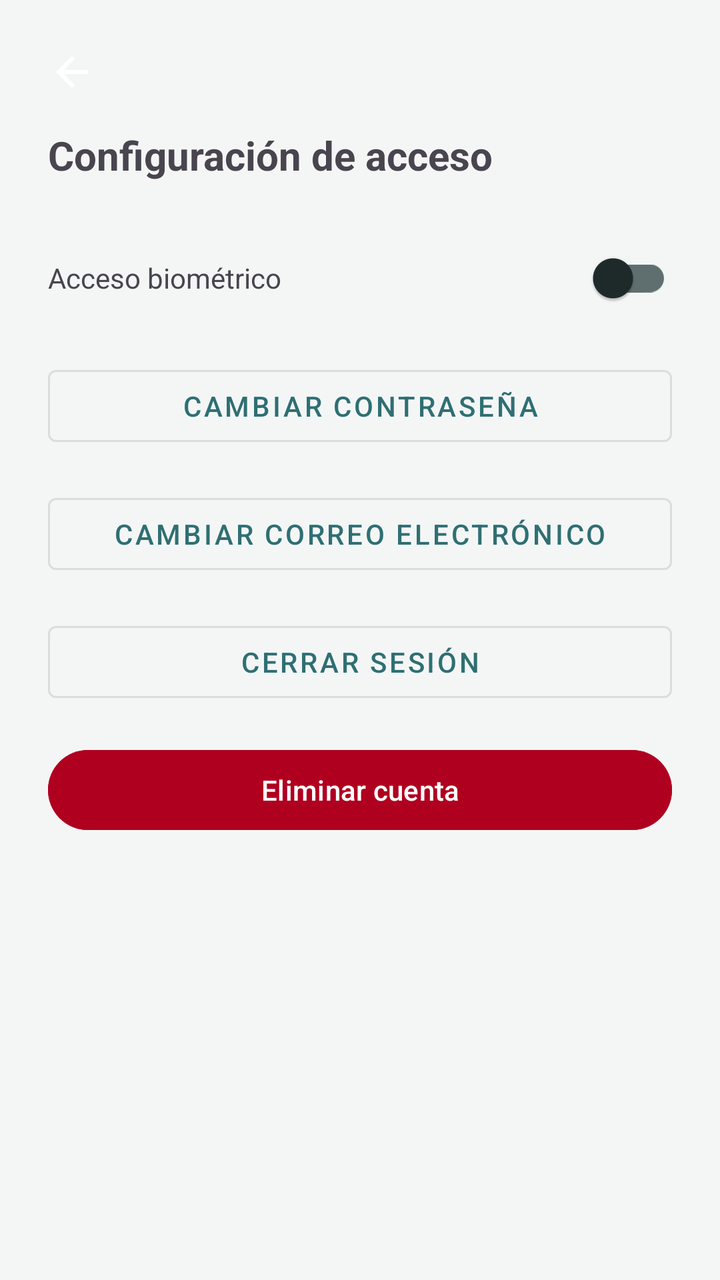
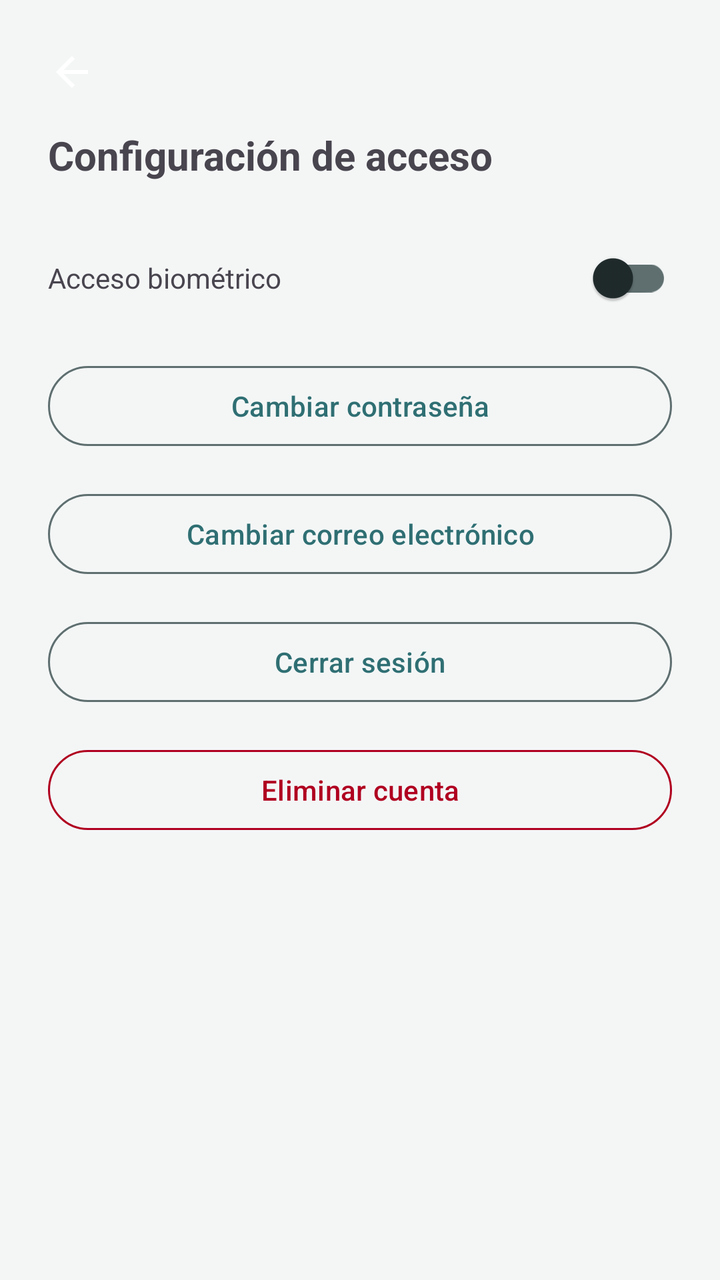

An Android layout rendered at two revisions. The XML below is the earlier revision; the diff shows what the commit changed to produce the second picture.
<!-- AndroidManifest.xml: application theme Theme.DA1ANDROIDNATIVE -->
<!-- res/layout/fragment_access_settings.xml -->
<?xml version="1.0" encoding="utf-8"?>
<FrameLayout xmlns:android="http://schemas.android.com/apk/res/android"
    xmlns:app="http://schemas.android.com/apk/res-auto"
    android:layout_width="match_parent"
    android:layout_height="match_parent">

    <LinearLayout
        android:layout_width="match_parent"
        android:layout_height="match_parent"
        android:orientation="vertical"
        android:padding="24dp">

        <ImageButton
            android:id="@+id/btnBack"
            android:layout_width="wrap_content"
            android:layout_height="wrap_content"
            android:src="@drawable/ic_arrow_back"
            android:background="?attr/selectableItemBackgroundBorderless"
            android:contentDescription="Volver" />

        <TextView
            android:layout_width="wrap_content"
            android:layout_height="wrap_content"
            android:text="Configuración de acceso"
            android:textSize="20sp"
            android:textStyle="bold"
            android:layout_marginTop="16dp"
            android:layout_marginBottom="24dp" />

        
        <LinearLayout
            android:layout_width="match_parent"
            android:layout_height="wrap_content"
            android:orientation="horizontal"
            android:gravity="center_vertical"
            android:layout_marginBottom="16dp">

            <TextView
                android:layout_width="0dp"
                android:layout_height="wrap_content"
                android:layout_weight="1"
                android:text="Acceso biométrico" />

            <com.google.android.material.switchmaterial.SwitchMaterial
                android:id="@+id/biometricSwitch"
                android:layout_width="wrap_content"
                android:layout_height="wrap_content" />
        </LinearLayout>

        
        <Button
            android:id="@+id/btnChangePassword"
            style="@style/Widget.MaterialComponents.Button.OutlinedButton"
            android:layout_width="match_parent"
            android:layout_height="wrap_content"
            android:text="Cambiar contraseña"
            android:layout_marginBottom="16dp" />

        
        <Button
            android:id="@+id/btnChangeEmail"
            style="@style/Widget.MaterialComponents.Button.OutlinedButton"
            android:layout_width="match_parent"
            android:layout_height="wrap_content"
            android:text="Cambiar correo electrónico"
            android:layout_marginBottom="16dp" />

        
        <Button
            android:id="@+id/btnLogout"
            style="@style/Widget.MaterialComponents.Button.OutlinedButton"
            android:layout_width="match_parent"
            android:layout_height="wrap_content"
            android:text="Cerrar sesión"
            android:layout_marginBottom="16dp" />

        
        <Button
            android:id="@+id/btnDeleteAccount"
            android:layout_width="match_parent"
            android:layout_height="wrap_content"
            android:text="Eliminar cuenta"
            android:backgroundTint="#B00020" />

    </LinearLayout>

    <com.google.android.material.progressindicator.LinearProgressIndicator
        android:id="@+id/progressIndicator"
        android:layout_width="match_parent"
        android:layout_height="wrap_content"
        android:layout_gravity="top"
        android:elevation="20dp"
        android:indeterminate="true"
        android:visibility="gone"
        app:indicatorColor="?attr/colorPrimary" />

</FrameLayout>
<!-- resources referenced by this layout -->
<resources>
  <!-- drawable ic_arrow_back (drawable) -->
  <?xml version="1.0" encoding="utf-8"?>
  <vector xmlns:android="http://schemas.android.com/apk/res/android"
      android:width="24dp"
      android:height="24dp"
      android:viewportWidth="24"
      android:viewportHeight="24">
      <path
          android:fillColor="#FFFFFFFF"
          android:pathData="M20,11L7.83,11l5.59,-5.59L12,4l-8,8 8,8 1.41,-1.41L7.83,13L20,13z" />
  </vector>
  <style name="Theme.DA1ANDROIDNATIVE" parent="Theme.Material3.Light.NoActionBar">
          <item name="colorPrimary">@color/teal_primary</item>
          <item name="colorPrimaryVariant">@color/teal_dark</item>
          <item name="colorOnPrimary">@color/white</item>
          <item name="colorPrimaryContainer">@color/white</item>
          <item name="colorOnPrimaryContainer">@color/teal_primary</item>
  
          <item name="colorSecondary">@color/teal_primary</item>
          <item name="colorSecondaryVariant">@color/white</item>
          <item name="colorOnSecondary">@color/white</item>
          <item name="colorSecondaryContainer">@color/white</item>
          <item name="colorOnSecondaryContainer">@color/text_primary</item>
  
          <item name="colorTertiary">@color/white</item>
          <item name="colorOnTertiary">@color/white</item>
          <item name="colorTertiaryContainer">@color/white</item>
          <item name="colorOnTertiaryContainer">@color/text_primary</item>
  
          <item name="colorSurface">@color/surface</item>
          <item name="colorOnSurface">@color/text_primary</item>
          <item name="colorSurfaceVariant">@color/white</item>
          <item name="colorOnSurfaceVariant">@color/text_secondary</item>
          <item name="colorSurfaceContainer">@color/white</item>
          <item name="colorSurfaceContainerHigh">@color/white</item>
          <item name="colorSurfaceContainerHighest">@color/white</item>
          <item name="colorSurfaceContainerLow">#FFF4F8F8</item>
          <item name="colorSurfaceContainerLowest">@color/surface</item>
  
          <item name="android:colorBackground">@color/background</item>
          <item name="colorOnBackground">@color/text_primary</item>
          <item name="android:statusBarColor">@color/teal_dark</item>
  
          <item name="colorOutline">@color/text_secondary</item>
          <item name="colorOutlineVariant">#FFD0DCDD</item>
      </style>
  <color name="teal_primary">#FF2F6F73</color>
  <color name="teal_dark">#FF255A5E</color>
  <color name="white">#FFFFFFFF</color>
  <color name="text_primary">#FF1F2A2B</color>
  <color name="surface">#FFFFFFFF</color>
  <color name="text_secondary">#FF5F6F70</color>
  <color name="background">#FFF4F6F6</color>
</resources>

<!-- the commit's change to res/layout/fragment_access_settings.xml (unified diff, before → after) -->
@@ -48,39 +48,41 @@
         </LinearLayout>
 
         
-        <Button
+        <com.google.android.material.button.MaterialButton
             android:id="@+id/btnChangePassword"
-            style="@style/Widget.MaterialComponents.Button.OutlinedButton"
+            style="@style/Widget.Material3.Button.OutlinedButton"
             android:layout_width="match_parent"
             android:layout_height="wrap_content"
             android:text="Cambiar contraseña"
             android:layout_marginBottom="16dp" />
 
         
-        <Button
+        <com.google.android.material.button.MaterialButton
             android:id="@+id/btnChangeEmail"
-            style="@style/Widget.MaterialComponents.Button.OutlinedButton"
+            style="@style/Widget.Material3.Button.OutlinedButton"
             android:layout_width="match_parent"
             android:layout_height="wrap_content"
             android:text="Cambiar correo electrónico"
             android:layout_marginBottom="16dp" />
 
         
-        <Button
+        <com.google.android.material.button.MaterialButton
             android:id="@+id/btnLogout"
-            style="@style/Widget.MaterialComponents.Button.OutlinedButton"
+            style="@style/Widget.Material3.Button.OutlinedButton"
             android:layout_width="match_parent"
             android:layout_height="wrap_content"
             android:text="Cerrar sesión"
             android:layout_marginBottom="16dp" />
 
         
-        <Button
+        <com.google.android.material.button.MaterialButton
             android:id="@+id/btnDeleteAccount"
+            style="@style/Widget.Material3.Button.OutlinedButton"
             android:layout_width="match_parent"
             android:layout_height="wrap_content"
             android:text="Eliminar cuenta"
-            android:backgroundTint="#B00020" />
+            android:textColor="#B00020"
+            app:strokeColor="#B00020" />
 
     </LinearLayout>
 
